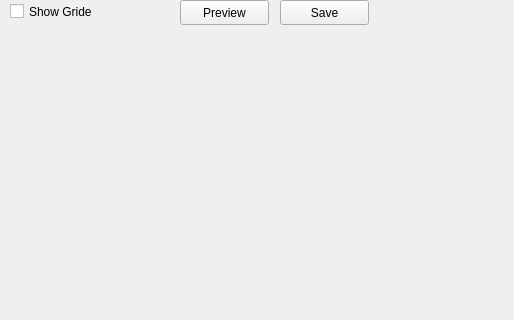
Above: homowin.ui from free6d1823/AvmCal before the change; both pictures show x 0 to 514 and y 0 to 320 of the 714 by 638 pixel window. Below: the same form after it.
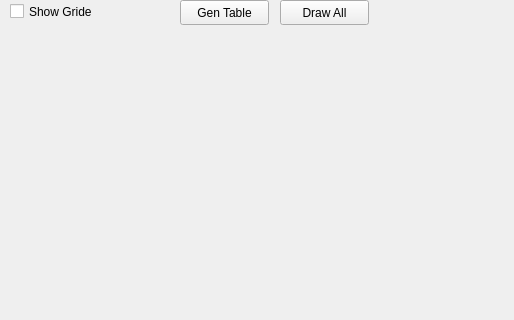
That is the form after the change.

The edit to the form file:
```diff
--- a/homowin.ui
+++ b/homowin.ui
@@ -34,7 +34,7 @@
     </rect>
    </property>
    <property name="text">
-    <string>Preview</string>
+    <string>Gen Table</string>
    </property>
   </widget>
   <widget class="QPushButton" name="btnSave">
@@ -50,7 +50,7 @@
     <number>0</number>
    </property>
    <property name="text">
-    <string>Save</string>
+    <string>Draw All</string>
    </property>
   </widget>
   <widget class="QCheckBox" name="checkShowGride">
```
Left out of the diff: 4 changed lines with no effect on the pictures.
